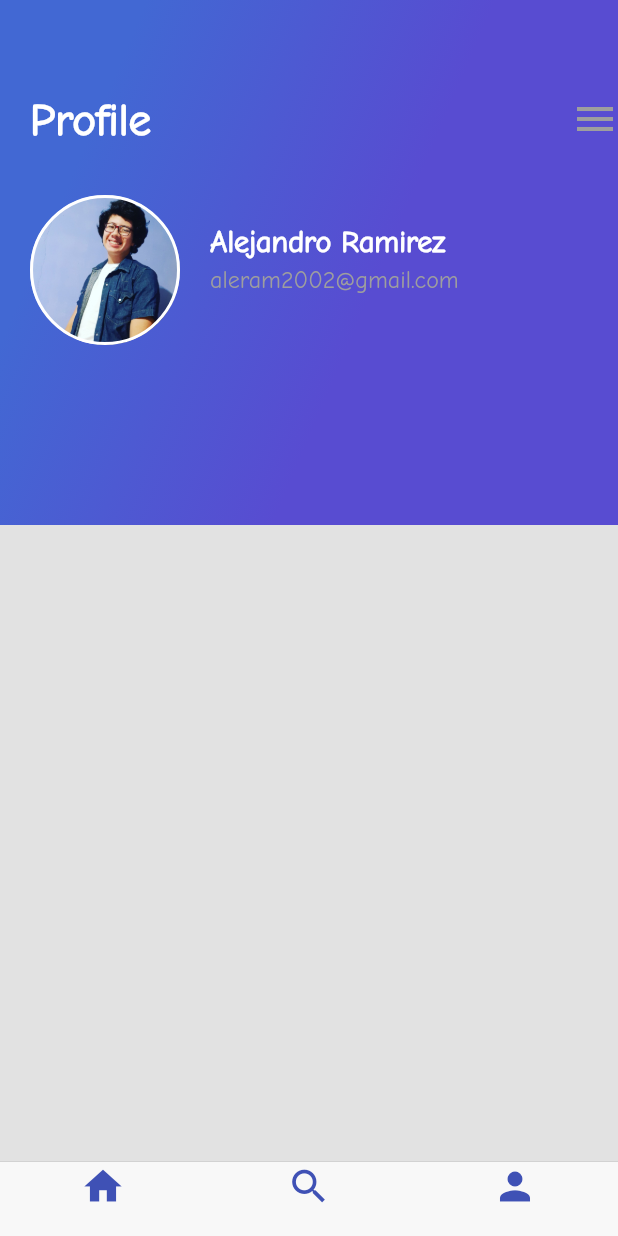
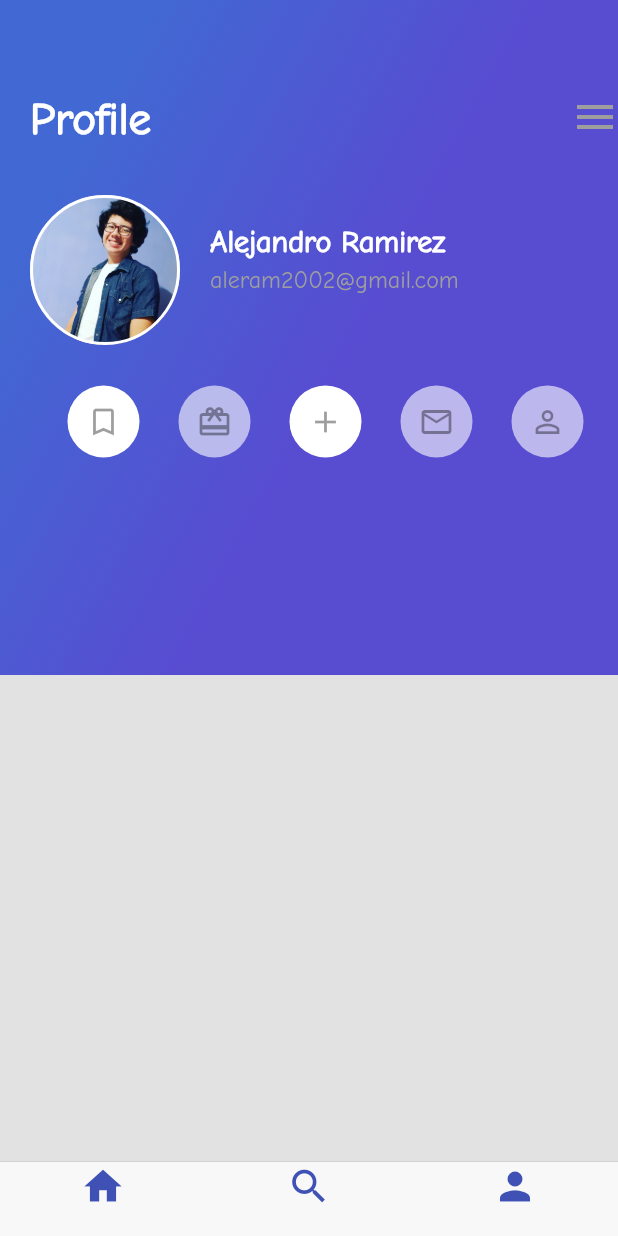
Before and after one commit to jarcasta/platzi-course, a Flutter app: the screen it shows after launch, item 3 of the bottom bar chosen, on a phone screen of 412 x 824 dp. Run offline on Flutter 3.47's test engine with Material 2 defaults, Android fonts, the phone set to English and light mode, and no system bars.

Commit message:
feature: added icons to the profile page

```diff
--- a/lib/profilePage/gradient_profile.dart
+++ b/lib/profilePage/gradient_profile.dart
@@ -8,7 +8,7 @@ class GradientProfile extends StatelessWidget{
   @override
   Widget build(BuildContext context) {
     return Container(
-      height: 350.0,
+      height: 450.0,
       decoration: BoxDecoration(
         gradient: LinearGradient(
             colors: [
@@ -48,7 +48,7 @@ class GradientProfile extends StatelessWidget{
           )
         ],
       ),
-      alignment: Alignment(-0.7, -0.6),
+      alignment: Alignment(-0.5, -0.7),
     );
   }
 
--- a/lib/profilePage/header_profile.dart
+++ b/lib/profilePage/header_profile.dart
@@ -1,5 +1,6 @@
 import 'package:flutter/material.dart';
 import 'package:platzi_trip_app/profilePage/gradient_profile.dart';
+import 'package:platzi_trip_app/profilePage/profile_icons_bar.dart';
 import 'package:platzi_trip_app/profilePage/profile_information.dart';
 
 class HeaderProfile extends StatelessWidget{
@@ -9,6 +10,7 @@ class HeaderProfile extends StatelessWidget{
       children: [
         GradientProfile('Profile'),
         ProfileInformation(),
+        ProfileIconsBar()
       ],
     );
   }
--- /dev/null
+++ b/lib/profilePage/icon_profile_button.dart
@@ -0,0 +1,37 @@
+import 'package:flutter/material.dart';
+
+class IconProfileButton extends StatelessWidget{
+  IconData iconButton;
+  bool isActive;
+  double buttonSize;
+
+  IconProfileButton(this.iconButton, this.isActive, this.buttonSize);
+
+  @override
+  Widget build(BuildContext context) {
+    return Container(
+      margin: EdgeInsets.only(
+        top: 16.0,
+        left: 24.0
+      ),
+      height: 50,
+      width: 50,
+      child: Material(
+        color: Colors.transparent,
+        child: Center(
+          child: Ink(
+            decoration: ShapeDecoration(
+              color: isActive ? Colors.white : Colors.white60,
+              shape: CircleBorder(),
+            ),
+            child: IconButton(
+              icon: Icon(iconButton),
+              color: Colors.purple,
+            ),
+          ),
+        ),
+      ),
+    );
+  }
+
+}
--- /dev/null
+++ b/lib/profilePage/profile_icons_bar.dart
@@ -0,0 +1,26 @@
+import 'package:flutter/material.dart';
+import 'package:platzi_trip_app/profilePage/icon_profile_button.dart';
+
+class ProfileIconsBar extends StatelessWidget{
+  @override
+  Widget build(BuildContext context) {
+    return Container(
+      margin: EdgeInsets.only(
+        top: 240.0,
+        left: 20.0
+      ),
+      child: Row(
+        crossAxisAlignment: CrossAxisAlignment.start,
+        children: [
+          IconProfileButton(Icons.bookmark_border, true, 50.0),
+          IconProfileButton(Icons.card_giftcard_outlined, false, 50.0),
+          IconProfileButton(Icons.add, true, 50.0),
+          IconProfileButton(Icons.mail_outline, false, 50.0),
+          IconProfileButton(Icons.person_outline, false, 50.0),
+
+        ],
+      ),
+    );
+  }
+
+}
```
